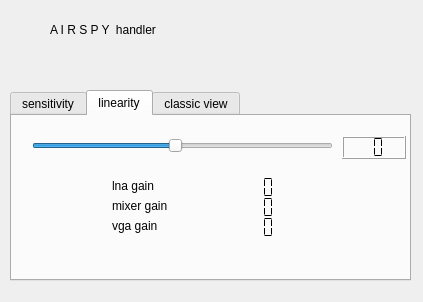
Above: src/input/airspy/airspy-widget.ui from JvanKatwijk/qt-dab before the change. Below: the same form after it.
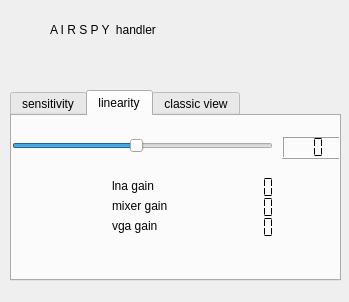
That is the form after the change.

```diff
--- a/src/input/airspy/airspy-widget.ui
+++ b/src/input/airspy/airspy-widget.ui
@@ -6,7 +6,7 @@
    <rect>
     <x>0</x>
     <y>0</y>
-    <width>423</width>
+    <width>349</width>
     <height>302</height>
    </rect>
   </property>
@@ -18,7 +18,7 @@
     <rect>
      <x>10</x>
      <y>90</y>
-     <width>401</width>
+     <width>331</width>
      <height>191</height>
     </rect>
    </property>
@@ -171,9 +171,9 @@
     <widget class="QSlider" name="linearitySlider">
      <property name="geometry">
       <rect>
-       <x>20</x>
+       <x>0</x>
        <y>20</y>
-       <width>301</width>
+       <width>261</width>
        <height>20</height>
       </rect>
      </property>
@@ -190,7 +190,7 @@
     <widget class="QLCDNumber" name="linearityDisplay">
      <property name="geometry">
       <rect>
-       <x>330</x>
+       <x>270</x>
        <y>20</y>
        <width>64</width>
        <height>23</height>
```
